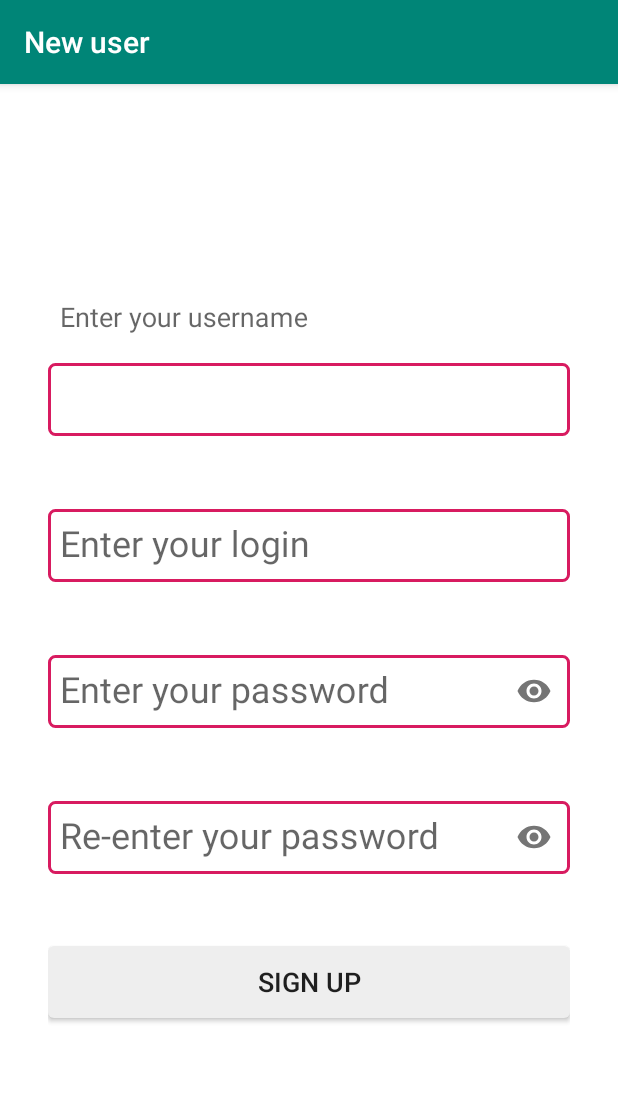
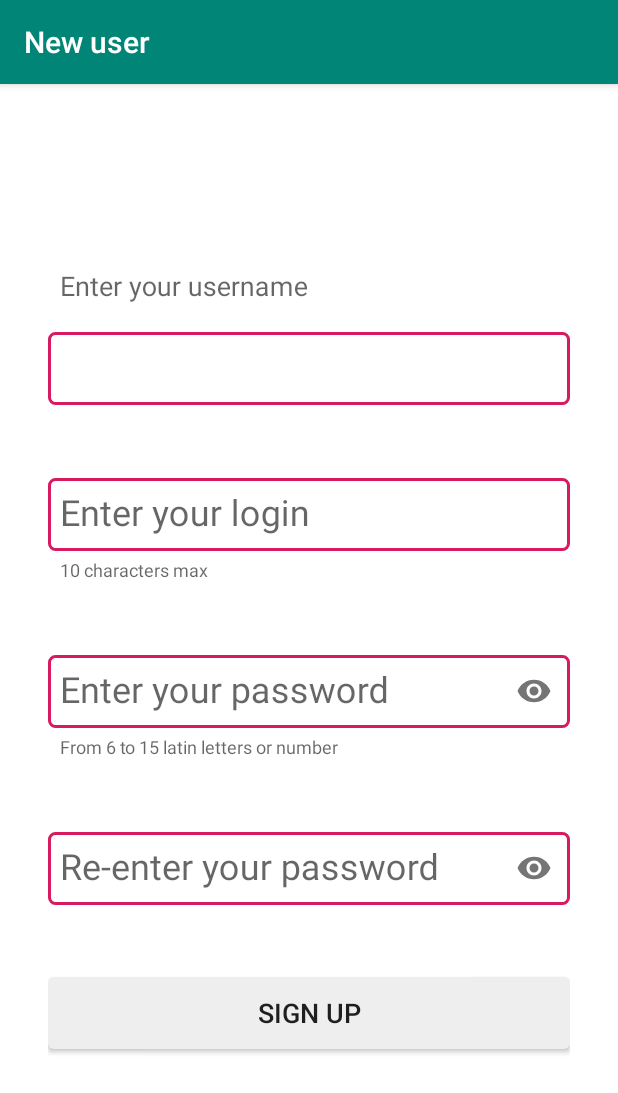
Before and after one commit to denis-luttcev/bkt_homeworks_mobile_auth_android_client, an Android app: the SignUpActivity screen opened directly, with no data from a screen before it, on a phone screen of 412 x 824 dp. Shown: the top 1093 px of the screen. Run offline under Robolectric (Android 15) with nearby library versions, the phone set to English and light mode, and no system bars.

Commit message:
added helper text to login/password fields into Sign Up Activity

```diff
--- a/app/src/main/res/layout/activity_sign_up.xml
+++ b/app/src/main/res/layout/activity_sign_up.xml
@@ -38,6 +38,7 @@
         android:layout_height="wrap_content"
         android:layout_marginTop="8dp"
         android:hint="@string/login_hint"
+        app:helperText="@string/login_helper_text"
         app:hintTextAppearance="@style/TextAppearance.AppCompat.Medium"
         app:layout_constraintBottom_toTopOf="@+id/passwordLayout"
         app:layout_constraintEnd_toEndOf="parent"
@@ -65,6 +66,7 @@
         android:layout_height="wrap_content"
         android:layout_marginTop="8dp"
         android:hint="@string/password_hint"
+        app:helperText="@string/password_helper_text"
         app:hintTextAppearance="@style/TextAppearance.AppCompat.Medium"
         app:layout_constraintBottom_toTopOf="@+id/passwordConfirmationLayout"
         app:layout_constraintEnd_toEndOf="parent"
--- a/app/src/main/res/values/strings.xml
+++ b/app/src/main/res/values/strings.xml
@@ -16,7 +16,9 @@
     <string name="video_url_error_message">Enter correct YouTube video url</string>
     <string name="username_hint">Enter your username</string>
     <string name="login_hint">Enter your login</string>
+    <string name="login_helper_text">10 characters max</string>
     <string name="password_hint">Enter your password</string>
+    <string name="password_helper_text">From 6 to 15 latin letters or number</string>
     <string name="password_confirmation_hint">Re-enter your password</string>
     <string name="sign_in_btn_text">Sign in</string>
     <string name="registration_btn_text">Registration</string>
```
